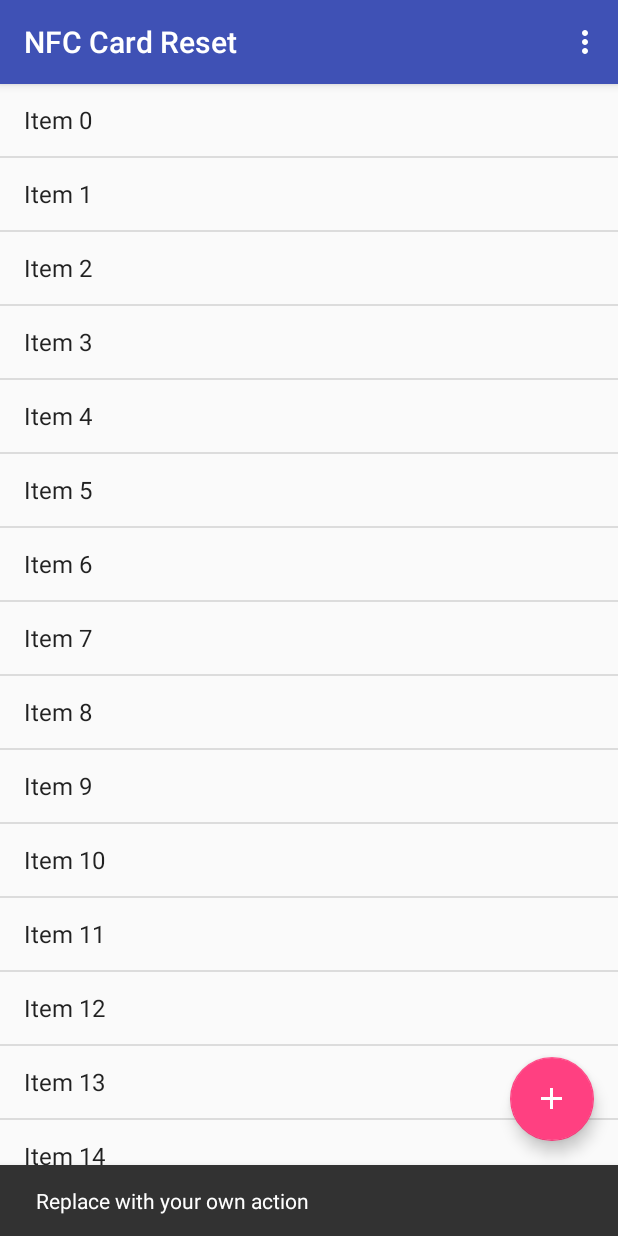
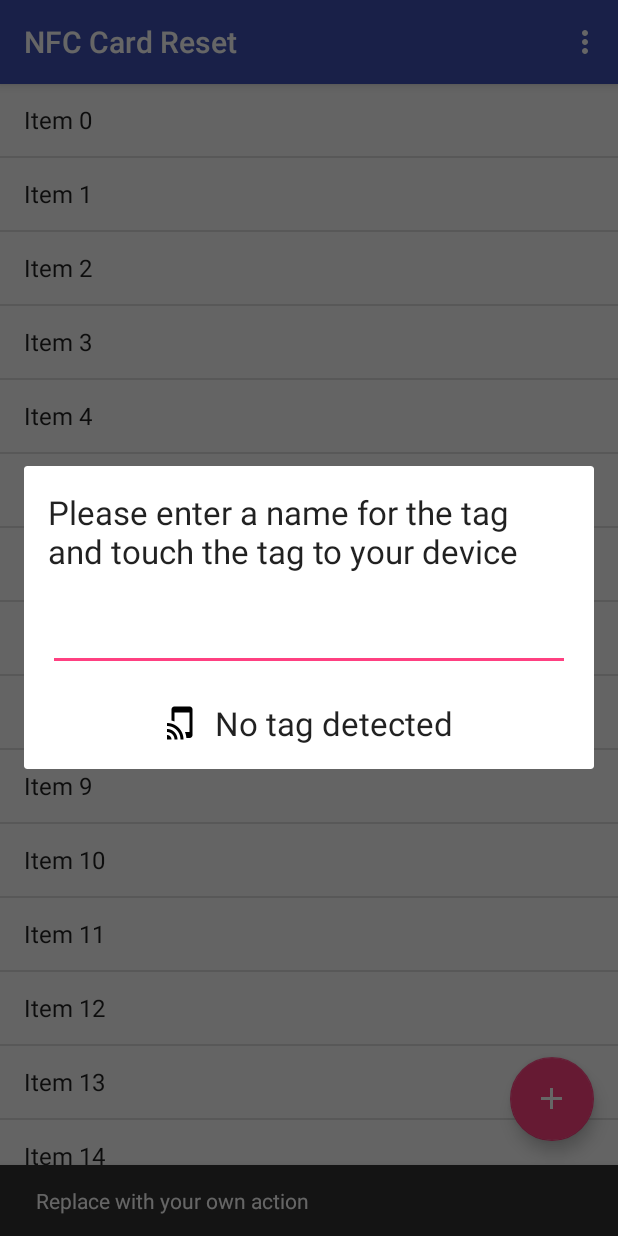
Before and after one commit to PMunch/CardResetter, an Android app: the screen it shows after launch (MainActivity), after a tap on an icon or button, on a phone screen of 412 x 824 dp. Run offline under Robolectric (Android 15) with nearby library versions, the phone set to English and light mode, and no system bars.

Commit message:
Started work on new tag popup

```diff
--- a/app/src/main/AndroidManifest.xml
+++ b/app/src/main/AndroidManifest.xml
@@ -18,6 +18,7 @@
                 <category android:name="android.intent.category.LAUNCHER" />
             </intent-filter>
         </activity>
+        <activity android:name=".NewTagDialog"></activity>
     </application>
 
 </manifest>
--- a/app/src/main/java/net/peterme/mifareultralightcardresetter/MainActivity.java
+++ b/app/src/main/java/net/peterme/mifareultralightcardresetter/MainActivity.java
@@ -1,5 +1,7 @@
 package net.peterme.mifareultralightcardresetter;
 
+import android.app.Dialog;
+import android.content.Context;
 import android.os.Bundle;
 import android.support.design.widget.FloatingActionButton;
 import android.support.design.widget.Snackbar;
@@ -9,12 +11,14 @@ import android.view.View;
 import android.view.Menu;
 import android.view.MenuItem;
 import android.widget.ArrayAdapter;
+import android.widget.Button;
 import android.widget.ListView;
 
 import java.util.ArrayList;
 
 public class MainActivity extends AppCompatActivity {
 
+    final Context context = this;
     @Override
     protected void onCreate(Bundle savedInstanceState) {
         super.onCreate(savedInstanceState);
@@ -26,6 +30,22 @@ public class MainActivity extends AppCompatActivity {
         fab.setOnClickListener(new View.OnClickListener() {
             @Override
             public void onClick(View view) {
+
+                final Dialog dialog = new Dialog(context);
+                dialog.setContentView(R.layout.activity_new_tag_dialog);
+                dialog.setTitle("Title...");
+
+                /*Button dialogButton = (Button) dialog.findViewById(R.id.dialogButtonOK);
+                // if button is clicked, close the custom dialog
+                dialogButton.setOnClickListener(new OnClickListener() {
+                    @Override
+                    public void onClick(View v) {
+                        dialog.dismiss();
+                    }
+                });*/
+
+                dialog.show();
+
                 Snackbar.make(view, "Replace with your own action", Snackbar.LENGTH_LONG)
                         .setAction("Action", null).show();
             }
--- /dev/null
+++ b/app/src/main/res/layout/activity_new_tag_dialog.xml
@@ -0,0 +1,54 @@
+<?xml version="1.0" encoding="utf-8"?>
+<RelativeLayout xmlns:android="http://schemas.android.com/apk/res/android"
+    xmlns:tools="http://schemas.android.com/tools"
+    android:layout_width="match_parent"
+    android:layout_height="match_parent"
+    android:paddingBottom="@dimen/dialog_vertical_margin"
+    android:paddingLeft="@dimen/dialog_horizontal_margin"
+    android:paddingRight="@dimen/dialog_horizontal_margin"
+    android:paddingTop="@dimen/dialog_vertical_margin"
+    tools:context="net.peterme.mifareultralightcardresetter.NewTagDialog">
+
+    <TextView
+        android:layout_width="match_parent"
+        android:layout_height="wrap_content"
+        android:textAppearance="?android:attr/textAppearanceLarge"
+        android:text="Please enter a name for the tag and touch the tag to your device"
+        android:id="@+id/textView" />
+
+    <EditText
+        android:layout_width="match_parent"
+        android:layout_height="wrap_content"
+        android:id="@+id/editText"
+        android:layout_marginTop="20dp"
+        android:layout_below="@+id/textView"
+        android:layout_alignLeft="@+id/textView"
+        android:layout_alignStart="@+id/textView" />
+
+    <LinearLayout
+        android:orientation="horizontal"
+        android:layout_width="wrap_content"
+        android:layout_height="wrap_content"
+        android:layout_marginTop="20dp"
+        android:layout_below="@+id/editText"
+        android:layout_centerHorizontal="true">
+
+        <ImageView
+            android:layout_width="wrap_content"
+            android:layout_height="wrap_content"
+            android:id="@+id/imageView"
+            android:layout_marginEnd="10dp"
+            android:layout_marginRight="10dp"
+            android:layout_gravity="center_vertical"
+            android:src="@drawable/ic_tap_and_play_black_24dp" />
+
+        <TextView
+            android:layout_width="wrap_content"
+            android:layout_height="wrap_content"
+            android:textAppearance="?android:attr/textAppearanceLarge"
+            android:text="No tag detected"
+            android:id="@+id/textView2"
+            android:layout_gravity="center_vertical" />
+    </LinearLayout>
+
+</RelativeLayout>
--- a/app/src/main/res/values/dimens.xml
+++ b/app/src/main/res/values/dimens.xml
@@ -2,5 +2,7 @@
     <!-- Default screen margins, per the Android Design guidelines. -->
     <dimen name="activity_horizontal_margin">0dp</dimen>
     <dimen name="activity_vertical_margin">0dp</dimen>
+    <dimen name="dialog_horizontal_margin">16dp</dimen>
+    <dimen name="dialog_vertical_margin">16dp</dimen>
     <dimen name="fab_margin">16dp</dimen>
 </resources>
```
Also changed, not shown: app/src/main/res/drawable-hdpi/ic_done_black_24dp.png (added), app/src/main/res/drawable-hdpi/ic_tap_and_play_black_24dp.png (added), app/src/main/res/drawable-mdpi/ic_done_black_24dp.png (added), app/src/main/res/drawable-mdpi/ic_tap_and_play_black_24dp.png (added), app/src/main/res/drawable-xhdpi/ic_done_black_24dp.png (added), app/src/main/res/drawable-xhdpi/ic_tap_and_play_black_24dp.png (added), app/src/main/res/drawable-xxhdpi/ic_done_black_24dp.png (added), app/src/main/res/drawable-xxhdpi/ic_tap_and_play_black_24dp.png (added), app/src/main/res/drawable-xxxhdpi/ic_done_black_24dp.png (added), app/src/main/res/drawable-xxxhdpi/ic_tap_and_play_black_24dp.png (added).
